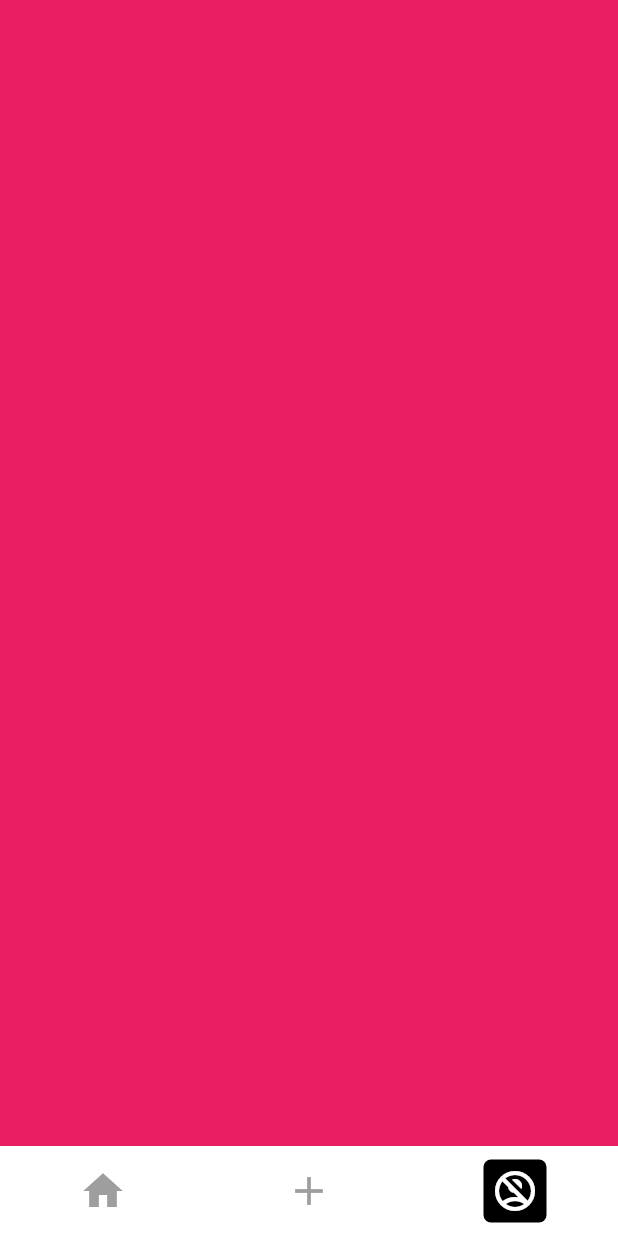
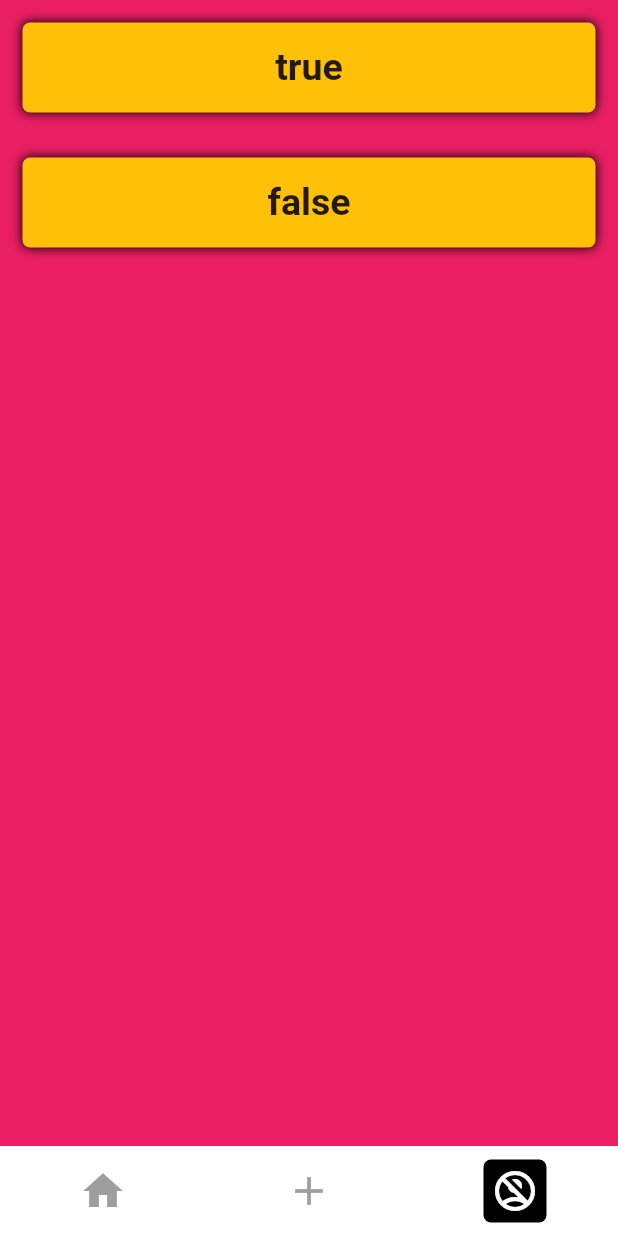
Before and after one commit to savagecarol/event_app, a Flutter app: the screen it shows after launch, item 3 of the bottom bar chosen, on a phone screen of 412 x 824 dp. Run offline on Flutter 3.47's test engine with Material 2 defaults, Android fonts, the phone set to English and light mode, and no system bars; missing offline and left inert: dart:ffi.

Commit message:
Added the basic button as discussed on the Profile page with dynamic values

```diff
--- a/lib/presentation/pages/profile.dart
+++ b/lib/presentation/pages/profile.dart
@@ -1,9 +1,11 @@
+import 'dart:ffi';
+import 'dart:math';
+import 'dart:ui';
+
 import 'package:flutter/material.dart';
 import 'package:flutter/src/widgets/container.dart';
 import 'package:flutter/src/widgets/framework.dart';
-
-
-
+import 'package:event_app/utils/global.dart';
 
 class Profile extends StatefulWidget {
   const Profile({super.key});
@@ -13,10 +15,61 @@ class Profile extends StatefulWidget {
 }
 
 class _ProfileState extends State<Profile> {
+  var buttonText = "true";
+
   @override
   Widget build(BuildContext context) {
     return Container(
-      color: Colors.pink
+      color: Colors.pink,
+      child: Column(
+        children: [
+          getButton(buttonText),
+          getButton(buttonText.toBoolean() ? "false" : "true")
+        ], // To reverse the two values
+      ),
     );
   }
+
+  Widget getButton(String text) {
+    return InkWell(
+        onTap: () {
+          setState(() {
+            var randomButtonGenerator = Random();
+            buttonText = "${randomButtonGenerator.nextBool()}";
+            print("Hey I am clicked");
+            print("My new value is: $buttonText");
+            //Doubt: How to make the boxShadow disapper wheneer a user taps on it.
+          });
+        },
+        child: Container(
+          padding: EdgeInsets.all(15),
+          margin: EdgeInsets.all(15),
+          decoration: BoxDecoration(
+              color: Colors.amber,
+              borderRadius: BorderRadius.circular(5),
+              boxShadow: const <BoxShadow>[
+                BoxShadow(blurRadius: 5.0, blurStyle: BlurStyle.normal)
+              ]),
+          height: 60,
+          child: Center(
+              child: Text(
+            text,
+            style: const TextStyle(fontWeight: FontWeight.bold, fontSize: 25),
+          )),
+          //  color: Colors.amber,
+        ));
+  }
 }
+
+// Doubt: How tokeep this in global and use here
+
+extension on String {
+  bool toBoolean() {
+    print(this);
+    return (toLowerCase() == "true" || toLowerCase() == "1")
+        ? true
+        : (toLowerCase() == "false" || toLowerCase() == "0")
+            ? false
+            : false; //CASE: Didn't match any case above
+  }
+}
```
